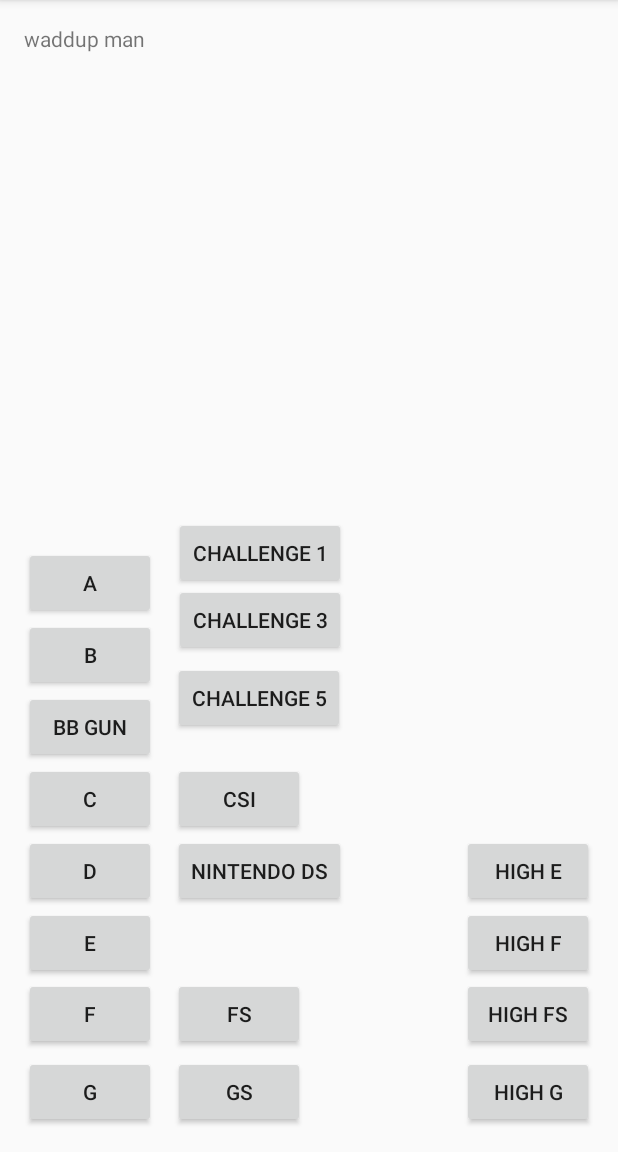
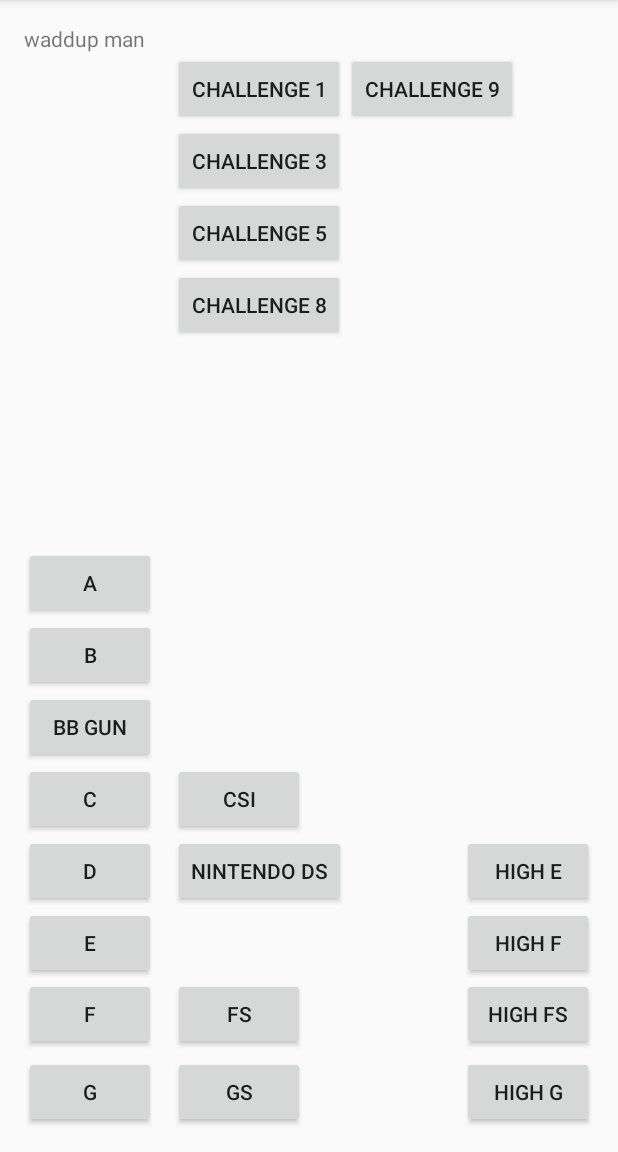
Before and after one commit to alcantara4106/1.2.4-and-1.2.5, an Android app: the screen it shows after launch (SynthesizerActivity), on a phone screen of 412 x 824 dp, the part 84-1236 px from its top. Run offline under Robolectric (Android 15) with nearby library versions, the phone set to English and light mode, and no system bars.

Commit message:
Finished challenges 8 and 9 :smirk_cat:
YAAAAAAS

```diff
--- a/Synthesizer/app/src/main/res/layout/activity_synthesizer.xml
+++ b/Synthesizer/app/src/main/res/layout/activity_synthesizer.xml
@@ -173,29 +173,44 @@
         android:text="@string/challenge1Button"
         android:layout_width="wrap_content"
         android:layout_height="wrap_content"
-        android:layout_above="@+id/bButton"
-        android:layout_alignEnd="@+id/dsButton"
-        android:layout_marginBottom="20dp"
         android:id="@+id/challenge1Button"
-        android:onClick="onChallenge1Click" />
+        android:onClick="onChallenge1Click"
+        android:layout_below="@+id/howdy"
+        android:layout_alignStart="@+id/challenge5Button" />
 
     <Button
         android:text="@string/challenge3Button"
         android:layout_width="wrap_content"
         android:layout_height="wrap_content"
         android:id="@+id/challenge3Button"
-        android:layout_above="@+id/bbButton"
-        android:layout_alignStart="@+id/challenge1Button"
-        android:layout_marginBottom="23dp"
-        android:onClick="onChallenge3Click" />
+        android:onClick="onChallenge3Click"
+        android:layout_below="@+id/challenge1Button"
+        android:layout_alignStart="@+id/challenge1Button" />
 
     <Button
         android:text="@string/challenge5Button"
         android:layout_width="wrap_content"
         android:layout_height="wrap_content"
-        android:layout_above="@+id/csButton"
+        android:id="@+id/challenge5Button"
+        android:onClick="onChallenge5Click"
+        android:layout_below="@+id/challenge3Button"
+        android:layout_alignStart="@+id/csButton" />
+
+    <Button
+        android:text="@string/challenge8Button"
+        android:layout_width="wrap_content"
+        android:layout_height="wrap_content"
+        android:layout_below="@+id/challenge5Button"
         android:layout_alignStart="@+id/csButton"
-        android:layout_marginBottom="19dp"
-        android:id="@+id/challenge5Button"
-        android:onClick="onChallenge5Click" />
+        android:id="@+id/challenge8Button"
+        android:onClick="onChallenge8Click" />
+
+    <Button
+        android:text="@string/challenge9Button"
+        android:layout_width="wrap_content"
+        android:layout_height="wrap_content"
+        android:layout_alignTop="@+id/challenge1Button"
+        android:layout_toEndOf="@+id/dsButton"
+        android:id="@+id/button2"
+        android:onClick="onChallenge9Click" />
 </RelativeLayout>
--- a/Synthesizer/app/src/main/res/values/strings.xml
+++ b/Synthesizer/app/src/main/res/values/strings.xml
@@ -4,6 +4,8 @@
     <string name="challenge1Button">Challenge 1</string>
     <string name="challenge3Button">Challenge 3</string>
     <string name="challenge5Button">Challenge 5</string>
+    <string name="challenge8Button">Challenge 8</string>
+    <string name="challenge9Button">Challenge 9</string>
 
     <string name="aButton">A</string>
     <string name="bButton">B</string>
```
Also changed, not shown: Synthesizer/app/src/main/java/com/example/alcantara94106/synthesizer/SynthesizerActivity.java (+83 -7 lines).
